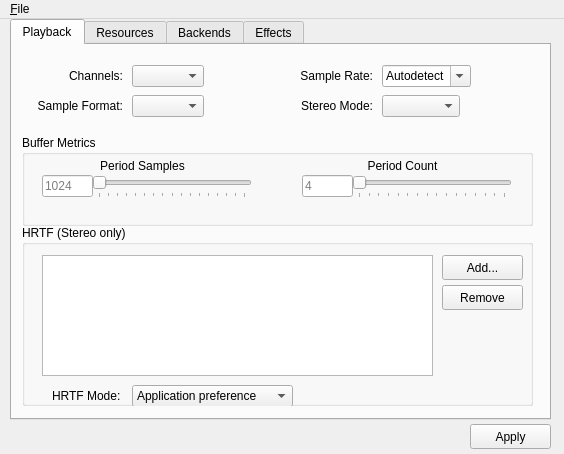
kcat/openal-soft, file utils/alsoft-config/mainwindow.ui: the form before one commit.
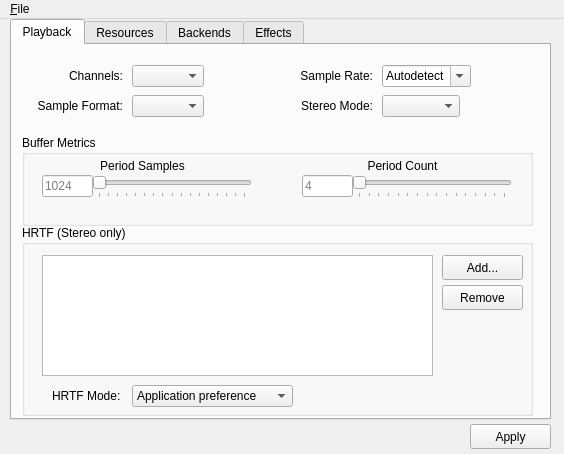
The form after the commit. Icons and pictures are not drawn.

Commit message: Fix HRTF group box size

Patch:
```diff
--- a/utils/alsoft-config/mainwindow.ui
+++ b/utils/alsoft-config/mainwindow.ui
@@ -204,7 +204,7 @@
         <x>10</x>
         <y>180</y>
         <width>511</width>
-        <height>181</height>
+        <height>191</height>
        </rect>
       </property>
       <property name="title">
```
